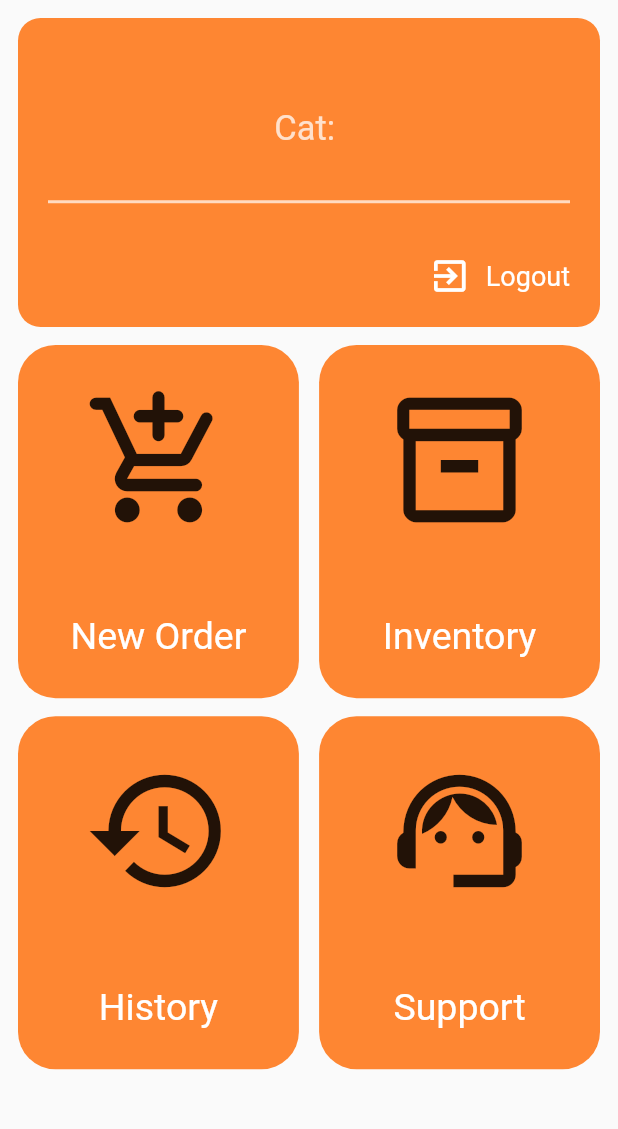
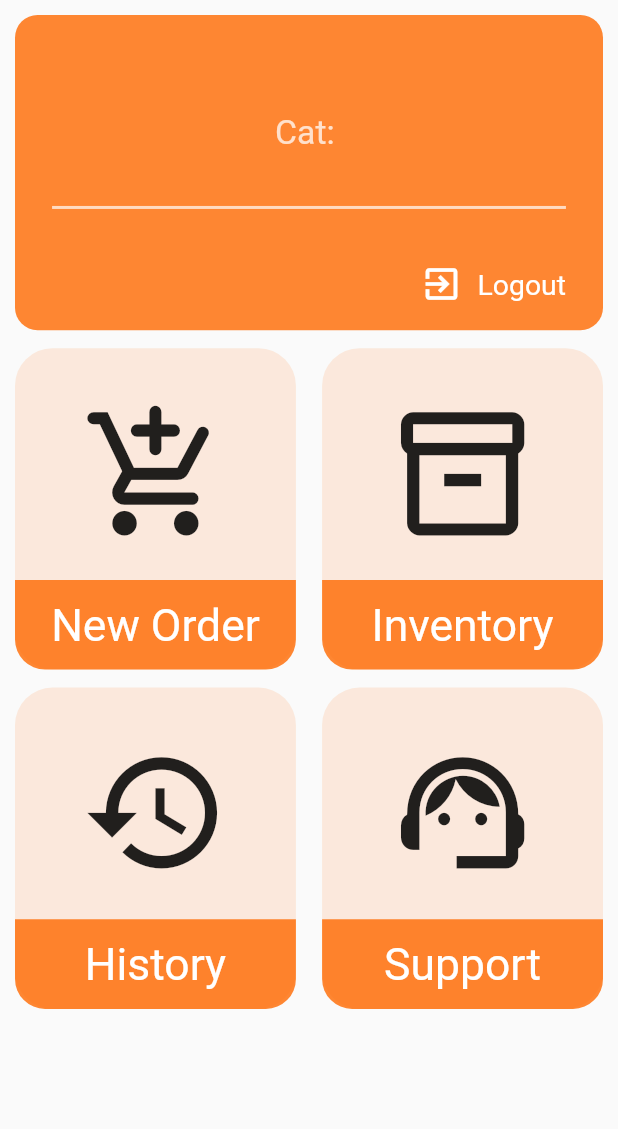
Before and after one commit to chandansgowda/billmi, a Flutter app: the MHomeScreen screen opened by its route, on a phone screen of 412 x 824 dp, the part 84-1213 px from its top. Run offline on Flutter 3.47's test engine with Material 2 defaults, Android fonts, the phone set to English and light mode, and no system bars; our stand-ins replace firebase_auth, firebase_core, toggle_switch; missing offline and left inert: flutter_barcode_scanner, flutter_tawk, razorpay_flutter, slide_digital_clock; accounts and stored records are empty; network calls fail.

Commit message:
responsiveness error resolved

```diff
--- a/lib/screens/mobile/m_home_screen.dart
+++ b/lib/screens/mobile/m_home_screen.dart
@@ -1,18 +1,17 @@
 import 'package:firebase_auth/firebase_auth.dart';
 import 'package:flutter/material.dart';
-import 'package:billmi/providers/products.dart';
-import 'package:billmi/screens/mobile/customer_details_input_screen.dart';
-import 'package:billmi/screens/mobile/inventory_screen.dart';
-import 'package:billmi/screens/mobile/preview_order_screen.dart';
-import 'package:billmi/screens/mobile/previous_orders_screen.dart';
-import 'package:billmi/screens/mobile/support_screen.dart';
-import 'package:billmi/screens/mobile/widgets/home_screen_card.dart';
-import 'package:billmi/services/firebase_auth_services.dart';
-import 'package:billmi/utils/colors.dart';
 import 'package:provider/provider.dart';
 
 import '../../providers/orders.dart';
+import '../../providers/products.dart';
 import '../../providers/user.dart';
+import '../../services/firebase_auth_services.dart';
+import '../../utils/colors.dart';
+import 'customer_details_input_screen.dart';
+import 'inventory_screen.dart';
+import 'previous_orders_screen.dart';
+import 'support_screen.dart';
+import 'widgets/home_screen_card.dart';
 
 class MHomeScreen extends StatefulWidget {
   static const routeName = '/m-home-screen';
@@ -64,7 +63,7 @@ class _MHomeScreenState extends State<MHomeScreen> {
         centerTitle: true,
       ),
       body: Padding(
-        padding: const EdgeInsets.all(12.0),
+        padding: const EdgeInsets.all(10.0),
         child: Column(
           children: [
             Container(
@@ -73,37 +72,42 @@ class _MHomeScreenState extends State<MHomeScreen> {
                 color: kPrimaryColour,
               ),
               width: double.infinity,
-              height: MediaQuery.of(context).size.height * 0.25,
+              height: MediaQuery.of(context).size.height * 0.255,
               child: Padding(
-                padding: const EdgeInsets.all(20.0),
+                padding:EdgeInsets.symmetric(vertical: MediaQuery.of(context).size.height*0.02,horizontal: MediaQuery.of(context).size.width*0.06),
                 child: Column(
                   crossAxisAlignment: CrossAxisAlignment.center,
                   mainAxisAlignment: MainAxisAlignment.spaceBetween,
                   children: [
-                    Column(
+                    MediaQuery(
+                      data: MediaQueryData(textScaleFactor: 1.25),
+                      child: Column(
                         crossAxisAlignment: CrossAxisAlignment.center,
                         children: [
                           Text(
                             "$storeName",
                             textAlign: TextAlign.center,
-                          style: TextStyle(color: Colors.white, fontSize: 30,),
+                            style: TextStyle(color: Colors.white, fontSize: 22,),
                           ),
                           SizedBox(
-                          height: 5,
+                            height: MediaQuery.of(context).size.height*0.02,
                           ),
                           Text(
                             "Cat: $storeType",
                             style: TextStyle(
                                 color: Colors.white.withOpacity(0.75),
-                              fontSize: 23),
+                                fontSize: 18),
                           ),
                         ],
+                      ),
                     ),
                     Divider(
                       thickness: 2,
                       color: Colors.white70,
                     ),
-                    Row(
+                    MediaQuery(
+                      data: MediaQueryData(textScaleFactor: 1.05),
+                      child: Row(
                         mainAxisAlignment: MainAxisAlignment.spaceBetween,
                         children: [
                           Text(
@@ -133,33 +137,34 @@ class _MHomeScreenState extends State<MHomeScreen> {
                             ),
                           ),
                         ],
+                      ),
                     )
                   ],
                 ),
               ),
             ),
-            Container(
+            Expanded(
               child: Column(
                 children: [
                   Row(
                     mainAxisAlignment: MainAxisAlignment.spaceBetween,
                     children: [
-                      GestureDetector(
+                      InkWell(
                         onTap: () {
                           Navigator.of(context)
                               .pushNamed(CustomerDetailsInputScreen.routeName);
                         },
-                        child: MHomeScreenCard(
+                        child: HomeScreenCard(
                           icon: Icons.add_shopping_cart_rounded,
                           text: "New Order",
                         ),
                       ),
-                      GestureDetector(
+                      InkWell(
                         onTap: () {
                           Navigator.of(context)
                               .pushNamed(InventoryScreen.routeName);
                         },
-                        child: MHomeScreenCard(
+                        child: HomeScreenCard(
                           icon: Icons.inventory_2_outlined,
                           text: "Inventory",
                         ),
@@ -169,11 +174,11 @@ class _MHomeScreenState extends State<MHomeScreen> {
                   Row(
                     mainAxisAlignment: MainAxisAlignment.spaceBetween,
                     children: [
-                      GestureDetector(
+                      InkWell(
                         onTap: () {
                           Navigator.of(context).pushNamed(PreviousOrdersScreen.routeName);
                         },
-                        child: MHomeScreenCard(
+                        child: HomeScreenCard(
                           icon: Icons.history,
                           text: "History",
                         ),
@@ -182,7 +187,7 @@ class _MHomeScreenState extends State<MHomeScreen> {
                         onTap: (){
                           Navigator.of(context).push(MaterialPageRoute(builder: (_)=> SupportScreen()));
                         },
-                        child: MHomeScreenCard(
+                        child: HomeScreenCard(
                           icon: Icons.support_agent,
                           text: "Support",
                         ),
--- a/lib/screens/mobile/widgets/home_screen_card.dart
+++ b/lib/screens/mobile/widgets/home_screen_card.dart
@@ -1,27 +1,52 @@
-import 'package:flutter/material.dart';import 'package:billmi/utils/colors.dart';
+import 'package:flutter/material.dart';
 
-class MHomeScreenCard extends StatelessWidget {
+import '../../../utils/colors.dart';
+
+class HomeScreenCard extends StatelessWidget {
   IconData icon;
   String text;
-  MHomeScreenCard({required this.icon,required this.text});
+  HomeScreenCard({required this.icon,required this.text});
 
   @override
   Widget build(BuildContext context) {
     return Padding(
         padding: const EdgeInsets.only(top: 12),
         child: Container(
-        height: MediaQuery.of(context).size.height/3.5,
+          height: MediaQuery.of(context).size.height*0.26,
           width: MediaQuery.of(context).size.width/2.2,
           decoration: BoxDecoration(
-          color: kPrimaryColour,
+              color: kPrimaryBackgroundColour,
               borderRadius: BorderRadius.circular(25)
           ),
           child: Center(
             child: Column(
-            mainAxisAlignment: MainAxisAlignment.spaceAround,
+              mainAxisAlignment: MainAxisAlignment.spaceBetween,
               children: [
-              Icon(icon, size: 100,),
-              Text(text, style: TextStyle(color: Colors.white,fontSize: 25 ),textAlign: TextAlign.center,)
+                Expanded(
+                  child: Container(
+                    child: Column(
+                      mainAxisAlignment: MainAxisAlignment.center,
+                      children: [
+                        Padding(
+                          padding: EdgeInsets.only(top: MediaQuery.of(context).size.height*0.015),
+                          child: Icon(icon, size: MediaQuery.of(context).size.height*0.12,),
+                        ),
+                      ],
+                    ),
+                  ),
+                ),
+                MediaQuery(
+                    data: MediaQueryData(textScaleFactor: 1.2),
+                    child: Container(
+                        decoration: BoxDecoration(
+                            color: kPrimaryColour,
+                            borderRadius: BorderRadius.only(bottomRight: Radius.circular(20),bottomLeft: Radius.circular(20))
+                        ),
+                        width: double.infinity,
+                        child: Padding(
+                          padding:EdgeInsets.symmetric(vertical: MediaQuery.of(context).size.height*0.015),
+                          child: Text(text, style: TextStyle(color: Colors.white,fontSize: MediaQuery.of(context).size.width*0.06 ),textAlign: TextAlign.center,),
+                        )))
               ],
             ),
           ),
```
Also changed, not shown: 1 other file. Lines whose indentation alone changed are shown as unchanged.
